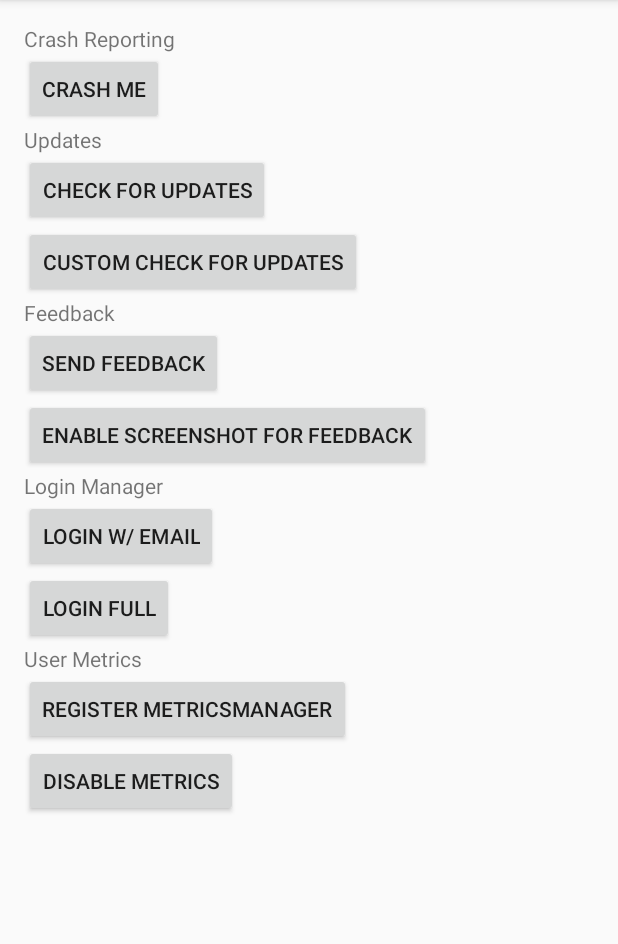
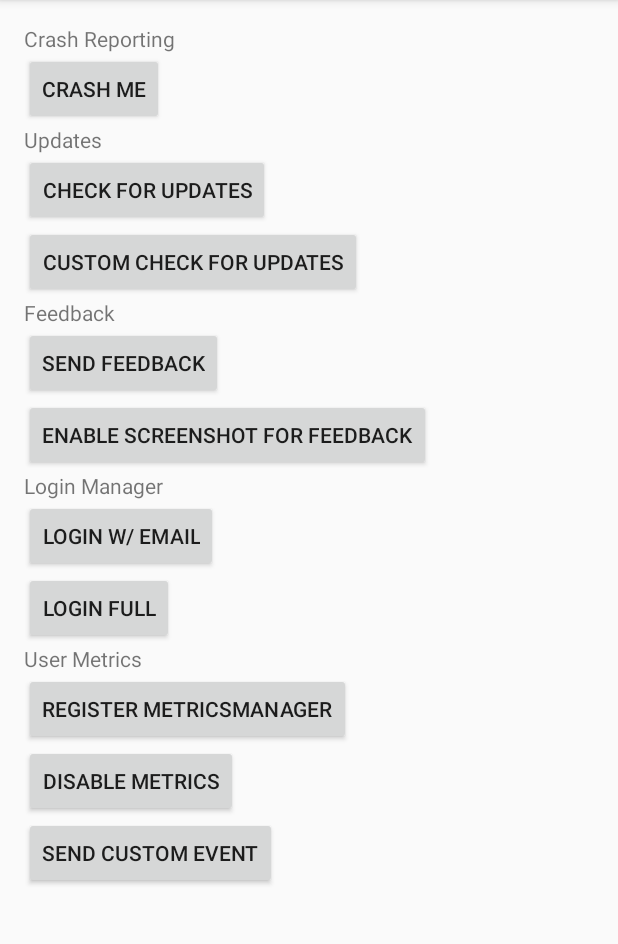
Before and after one commit to bitstadium/HockeySDK-AndroidDemo, an Android app: the screen it shows after launch (MainActivity), on a phone screen of 412 x 824 dp, the part 84-1028 px from its top. Run offline under Robolectric (Android 15) with nearby library versions, the phone set to English and light mode, and no system bars; libraries missing offline, so code that uses them is left out: net.hockeyapp.android; 3 statements that could not run were skipped.

Commit message:
Add HockeySDK 4.1.x and custom events

```diff
--- a/app/build.gradle
+++ b/app/build.gradle
@@ -25,4 +25,6 @@ dependencies {
     compile 'com.android.support:appcompat-v7:24.2.0'
     testCompile 'junit:junit:4.12'
 
+    compile 'net.hockeyapp.android:HockeySDK:4.1.1'
+
 }
--- a/app/src/main/res/layout/activity_main.xml
+++ b/app/src/main/res/layout/activity_main.xml
@@ -104,6 +104,12 @@
             android:layout_height="wrap_content"
             android:text="@string/action_disable_metrics"/>
 
+        <Button
+            android:id="@+id/button_send_event"
+            android:layout_width="wrap_content"
+            android:layout_height="wrap_content"
+            android:text="Send custom event"/>
+
     </LinearLayout>
 
 </ScrollView>
```
Also changed, not shown: app/src/main/java/net/hockeyapp/demo/android/MainActivity.java (+16 -0 lines).
